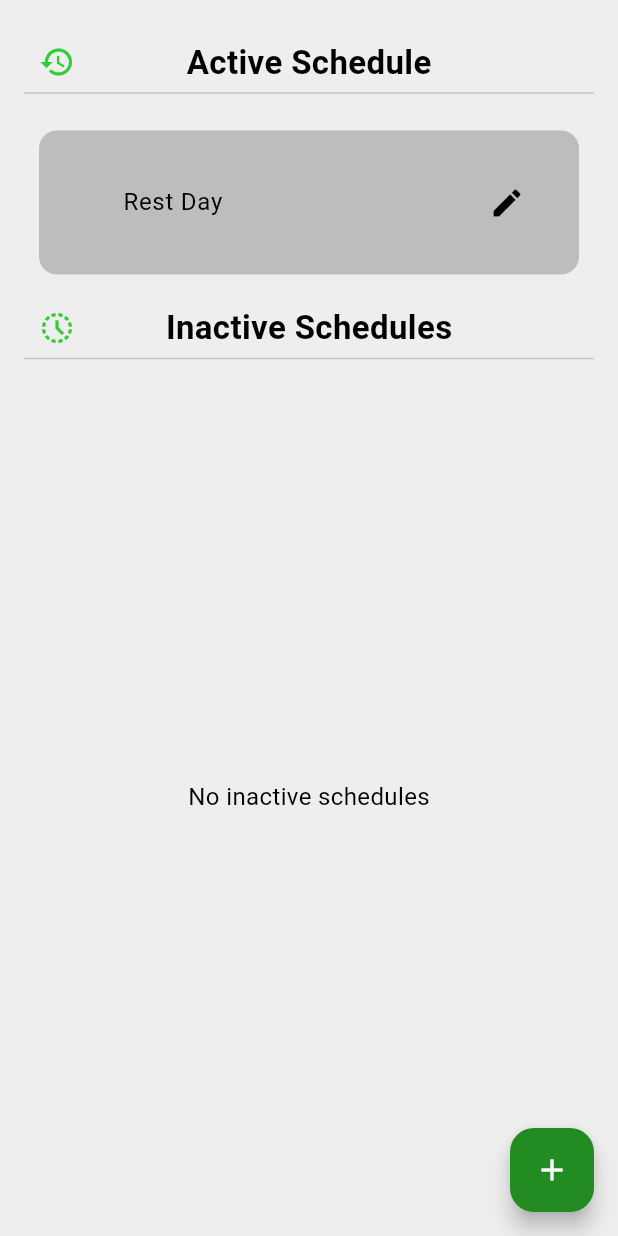
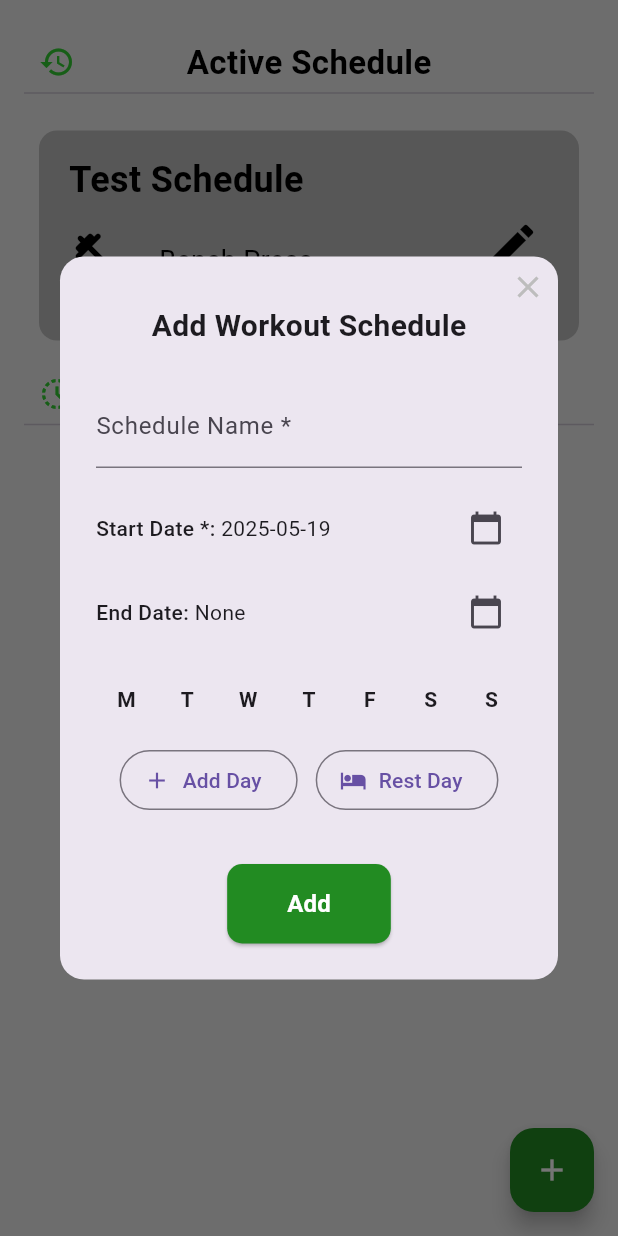
Before and after one commit to WillHAdair/WorkoutApplication, a Flutter app: the WorkoutSchedulePage screen opened directly, after a tap on the "add" icon, on a phone screen of 412 x 824 dp. Run offline on Flutter 3.47's test engine with Material 3 defaults, Android fonts, the light colour scheme and no system bars; drawn by our look-alikes of flutter_slidable; our stand-ins replace flutter_heatmap_calendar, google_nav_bar, isar; accounts and stored records are empty; generated files the repository leaves out were written again.

Commit message:
feat: Refactor WorkoutScheduleCard to StatelessWidget and improve layout; add WorkoutScheduleDialog for schedule management

```diff
--- a/lib/components/workout_schedule_card.dart
+++ b/lib/components/workout_schedule_card.dart
@@ -5,7 +5,7 @@ import 'package:workout_app/models/schedule_day.dart';
 import 'package:workout_app/models/workout_schedule.dart';
 import 'package:workout_app/utils/themes.dart';
 
-class WorkoutScheduleCard extends StatefulWidget {
+class WorkoutScheduleCard extends StatelessWidget {
   final WorkoutSchedule schedule;
   final VoidCallback onSettingsPress;
   final VoidCallback onDeletePress;
@@ -20,31 +20,25 @@ class WorkoutScheduleCard extends StatefulWidget {
   });
 
   @override
-  State<WorkoutScheduleCard> createState() => _WorkoutScheduleCardState();
-}
-
-class _WorkoutScheduleCardState extends State<WorkoutScheduleCard> {
-  @override
   Widget build(BuildContext context) {
     final themeProvider = Provider.of<ThemeProvider>(context);
-    final String scheduleName = widget.schedule.name;
     final int daysSinceStart =
-        DateTime.now().difference(widget.schedule.startDate).inDays;
+        DateTime.now().difference(schedule.startDate).inDays;
 
-    final int todayIndex = daysSinceStart % widget.schedule.days.length;
+    final int todayIndex = schedule.days.isNotEmpty
+        ? daysSinceStart % schedule.days.length
+        : 0;
     final ScheduleDay? todayScheduleDay =
-        widget.schedule.days.isNotEmpty
-            ? widget.schedule.days[todayIndex]
+        schedule.days.isNotEmpty
+            ? schedule.days[todayIndex]
             : null;
 
     final String todayWorkout =
         todayScheduleDay == null
             ? 'No schedule for today'
             : todayScheduleDay.workouts.isEmpty
-            ? 'Rest Day'
-            : todayScheduleDay.workouts.isNotEmpty
-            ? todayScheduleDay.workouts.first.name
-            : 'No workouts planned';
+                ? 'Rest Day'
+                : todayScheduleDay.workouts.first.name;
 
     return Padding(
       padding: const EdgeInsets.all(10),
@@ -53,30 +47,81 @@ class _WorkoutScheduleCardState extends State<WorkoutScheduleCard> {
           motion: const StretchMotion(),
           children: [
             SlidableAction(
-              onPressed: (context) => widget.onDeletePress(),
-              backgroundColor: Colors.red.shade500,
+              onPressed: (context) => onDeletePress(),
+              backgroundColor: themeProvider.rejectColor,
               icon: Icons.delete,
+              label: 'Delete',
               borderRadius: BorderRadius.circular(12),
             ),
           ],
         ),
         child: Container(
-          padding: EdgeInsets.symmetric(horizontal: 0, vertical: 20),
+          height: 140,
+          padding: const EdgeInsets.symmetric(horizontal: 20, vertical: 16),
           decoration: BoxDecoration(
             color: themeProvider.getButtonBackground(),
             borderRadius: BorderRadius.circular(12),
           ),
-          child: ListTile(
-            leading: const SizedBox.shrink(),
-            title: Text(
-              todayWorkout,
-              style: TextStyle(color: themeProvider.getTextColor()),
-            ),
-            trailing: IconButton(
-              icon: const Icon(Icons.edit),
-              onPressed: widget.onSettingsPress,
-              color: themeProvider.getTextColor(),
-            ),
+          child: LayoutBuilder(
+            builder: (context, constraints) {
+              const double iconSize = 44.0;
+              const double iconTop = 48.0;
+              final double workoutTop = iconTop + iconSize / 2 - 12;
+
+              return Stack(
+                children: [
+                  // Title (top left, full width)
+                  Positioned(
+                    left: 0,
+                    top: 0,
+                    right: 56,
+                    child: Text(
+                      schedule.name,
+                      style: TextStyle(
+                        fontSize: 24.0,
+                        fontWeight: FontWeight.bold,
+                        color: themeProvider.getTextColor(),
+                      ),
+                      maxLines: 2,
+                      overflow: TextOverflow.ellipsis,
+                    ),
+                  ),
+                  // Icon (below title, left-aligned)
+                  Positioned(
+                    left: 0,
+                    top: iconTop,
+                    child: Icon(todayWorkout == 'Rest Day' ? Icons.bed : Icons.fitness_center_rounded, size: iconSize, color: themeProvider.getTextColor()),
+                  ),
+                  // Workout text (vertically centered to icon)
+                  Positioned(
+                    left: iconSize + 16,
+                    top: workoutTop,
+                    right: 56,
+                    child: Text(
+                      todayWorkout,
+                      style: TextStyle(
+                        fontSize: 18.0,
+                        color: themeProvider.getTextColor(),
+                      ),
+                      maxLines: 2,
+                      overflow: TextOverflow.ellipsis,
+                    ),
+                  ),
+                  // Chevron icon button (far right, vertically centered)
+                  Positioned(
+                    right: 0,
+                    top: (constraints.maxHeight - 36) / 2,
+                    child: IconButton(
+                      icon: const Icon(Icons.edit, size: 36.0),
+                      padding: EdgeInsets.zero,
+                      constraints: const BoxConstraints(),
+                      color: themeProvider.getTextColor(),
+                      onPressed: onSettingsPress,
+                    ),
+                  ),
+                ],
+              );
+            },
           ),
         ),
       ),
--- /dev/null
+++ b/lib/components/workout_schedule_dialog.dart
@@ -0,0 +1,337 @@
+import 'package:flutter/material.dart';
+import 'package:provider/provider.dart';
+import 'package:workout_app/models/schedule_day.dart';
+import 'package:workout_app/models/user_profile.dart';
+import 'package:workout_app/models/workout_schedule.dart';
+import 'package:workout_app/utils/themes.dart';
+
+class WorkoutScheduleDialog extends StatefulWidget {
+  final WorkoutSchedule? schedule;
+
+  const WorkoutScheduleDialog({super.key, this.schedule});
+
+  @override
+  State<WorkoutScheduleDialog> createState() => _WorkoutScheduleDialogState();
+}
+
+class _WorkoutScheduleDialogState extends State<WorkoutScheduleDialog> {
+  final _formKey = GlobalKey<FormState>();
+  late WorkoutSchedule _schedule;
+  DateTime? _endDate;
+
+  @override
+  void initState() {
+    super.initState();
+    if (widget.schedule != null) {
+      _schedule = widget.schedule!;
+      _endDate = widget.schedule!.endDate;
+    } else {
+      _schedule = WorkoutSchedule(
+        id: -1,
+        name: '',
+        startDate: DateTime.now(),
+        endDate: null,
+        isActive: true,
+        userProfile: UserProfile(
+          id: 1,
+          height: 70,
+          weight: 195,
+          lastUpdated: DateTime.now(),
+        ),
+        days: [],
+      );
+      _endDate = null;
+    }
+  }
+
+  @override
+  Widget build(BuildContext context) {
+    final isEditing = widget.schedule != null;
+    final themeProvider = Provider.of<ThemeProvider>(context);
+
+    return Dialog(
+      shape: RoundedRectangleBorder(borderRadius: BorderRadius.circular(16)),
+      child: Stack(
+        children: [
+          GestureDetector(
+            behavior: HitTestBehavior.opaque,
+            onTap: () {
+              FocusScope.of(context).unfocus();
+            },
+            child: Padding(
+              padding: const EdgeInsets.fromLTRB(24, 32, 24, 24),
+              child: Form(
+                key: _formKey,
+                child: Column(
+                  mainAxisSize: MainAxisSize.min,
+                  children: [
+                    // Title
+                    Text(
+                      isEditing
+                          ? 'Edit Workout Schedule'
+                          : 'Add Workout Schedule',
+                      style: const TextStyle(
+                        fontSize: 20,
+                        fontWeight: FontWeight.bold,
+                      ),
+                    ),
+                    const SizedBox(height: 24),
+                    // Schedule Name (required)
+                    TextFormField(
+                      initialValue: _schedule.name,
+                      decoration: const InputDecoration(
+                        labelText: 'Schedule Name *',
+                      ),
+                      validator: (value) =>
+                          value == null || value.isEmpty ? 'Enter a name' : null,
+                      onSaved: (value) =>
+                          _schedule = _schedule.copyWith(name: value ?? ''),
+                      onChanged: (value) =>
+                          _schedule = _schedule.copyWith(name: value),
+                    ),
+                    const SizedBox(height: 16),
+                    // Start Date (required)
+                    Row(
+                      children: [
+                        const Text(
+                          'Start Date *: ',
+                          style: TextStyle(fontWeight: FontWeight.w500),
+                        ),
+                        Expanded(
+                          child: Text(
+                            _schedule.startDate.toLocal().toString().split(' ')[0],
+                          ),
+                        ),
+                        IconButton(
+                          icon: const Icon(Icons.calendar_today),
+                          onPressed: () async {
+                            final picked = await showDatePicker(
+                              context: context,
+                              initialDate: _schedule.startDate,
+                              firstDate: DateTime(2020),
+                              lastDate: DateTime(2100),
+                            );
+                            if (picked != null) {
+                              setState(() {
+                                _schedule = _schedule.copyWith(startDate: picked);
+                                // If end date is before start date, clear end date
+                                if (_endDate != null && _endDate!.isBefore(picked)) {
+                                  _endDate = null;
+                                }
+                              });
+                            }
+                          },
+                        ),
+                      ],
+                    ),
+                    const SizedBox(height: 8),
+                    // End Date (optional)
+                    Row(
+                      children: [
+                        const Text(
+                          'End Date: ',
+                          style: TextStyle(fontWeight: FontWeight.w500),
+                        ),
+                        Expanded(
+                          child: Text(
+                            _endDate == null
+                                ? 'None'
+                                : _endDate!.toLocal().toString().split(' ')[0],
+                          ),
+                        ),
+                        IconButton(
+                          icon: const Icon(Icons.calendar_today),
+                          onPressed: () async {
+                            final picked = await showDatePicker(
+                              context: context,
+                              initialDate: _endDate ?? _schedule.startDate,
+                              firstDate: _schedule.startDate,
+                              lastDate: DateTime(2100),
+                            );
+                            if (picked != null) {
+                              setState(() {
+                                _endDate = picked;
+                              });
+                            }
+                          },
+                        ),
+                        if (_endDate != null)
+                          IconButton(
+                            icon: const Icon(Icons.clear),
+                            tooltip: 'Clear End Date',
+                            onPressed: () {
+                              setState(() {
+                                _endDate = null;
+                              });
+                            },
+                          ),
+                      ],
+                    ),
+                    const SizedBox(height: 24),
+                    // --- Workout Days Calendar ---
+                    Column(
+                      crossAxisAlignment: CrossAxisAlignment.start,
+                      children: [
+                        // Days of week header (dynamic, rolling from start date)
+                        Row(
+                          mainAxisAlignment: MainAxisAlignment.start,
+                          children: List.generate(7, (i) {
+                            // 1 = Monday, 7 = Sunday in Dart's DateTime
+                            const weekDays = ['M', 'T', 'W', 'T', 'F', 'S', 'S'];
+                            int startWeekday = _schedule.startDate.weekday; // 1 (Mon) - 7 (Sun)
+                            // Adjust to 0-based index for our weekDays array
+                            int idx = (startWeekday - 1 + i) % 7;
+                            return Expanded(
+                              child: Center(
+                                child: Text(
+                                  weekDays[idx],
+                                  style: const TextStyle(fontWeight: FontWeight.bold),
+                                ),
+                              ),
+                            );
+                          }),
+                        ),
+                        const SizedBox(height: 8),
+                        // Schedule days grid
+                        LayoutBuilder(
+                          builder: (context, constraints) {
+                            final days = _schedule.days;
+                            final rows = (days.length / 7).ceil();
+                            return Column(
+                              children: List.generate(rows, (row) {
+                                return Row(
+                                  children: List.generate(7, (col) {
+                                    final idx = row * 7 + col;
+                                    if (idx < days.length) {
+                                      return Expanded(
+                                        child: Container(
+                                          margin: const EdgeInsets.all(2),
+                                          padding: const EdgeInsets.symmetric(vertical: 10),
+                                          decoration: BoxDecoration(
+                                            color: Colors.grey.shade200,
+                                            borderRadius: BorderRadius.circular(6),
+                                            border: Border.all(color: Colors.grey.shade400),
+                                          ),
+                                          child: Column(
+                                            mainAxisAlignment: MainAxisAlignment.center,
+                                            children: [
+                                              Icon(
+                                                Icons.fitness_center, // or any icon you want
+                                                size: 20,
+                                                color: Colors.grey[800],
+                                              ),
+                                            ],
+                                          ),
+                                        ),
+                                      );
+                                    } else {
+                                      // Empty cell
+                                      return const Expanded(child: SizedBox());
+                                    }
+                                  }),
+                                );
+                              }),
+                            );
+                          },
+                        ),
+                        const SizedBox(height: 12),
+                        // Add day and rest day buttons
+                        Row(
+                          mainAxisAlignment: MainAxisAlignment.center,
+                          children: [
+                            OutlinedButton.icon(
+                              icon: const Icon(Icons.add),
+                              label: const Text('Add Day'),
+                              onPressed: () {
+                                setState(() {
+                                  _schedule = _schedule.copyWith(
+                                    days: [
+                                      ..._schedule.days,
+                                      ScheduleDay(
+                                        id: DateTime.now().millisecondsSinceEpoch,
+                                        name: 'Day ${_schedule.days.length + 1}',
+                                        workouts: [],
+                                      ),
+                                    ],
+                                  );
+                                });
+                              },
+                            ),
+                            const SizedBox(width: 12),
+                            OutlinedButton.icon(
+                              icon: const Icon(Icons.hotel), // hotel = bed/rest
+                              label: const Text('Rest Day'),
+                              onPressed: () {
+                                setState(() {
+                                  _schedule = _schedule.copyWith(
+                                    days: [
+                                      ..._schedule.days,
+                                      // For now, same as add day (customize as needed)
+                                      ScheduleDay(
+                                        id: DateTime.now().millisecondsSinceEpoch,
+                                        name: 'Day ${_schedule.days.length + 1}',
+                                        workouts: [],
+                                      ),
+                                    ],
+                                  );
+                                });
+                              },
+                            ),
+                          ],
+                        ),
+                      ],
+                    ),
+                    const SizedBox(height: 32),
+                    Center(
+                      child: ElevatedButton(
+                        onPressed: () {
+                          if (_formKey.currentState!.validate()) {
+                            _formKey.currentState!.save();
+                            Navigator.of(context).pop(
+                              _schedule.copyWith(endDate: _endDate),
+                            );
+                          }
+                        },
+                        style: ElevatedButton.styleFrom(
+                          backgroundColor: themeProvider.primaryColor,
+                          padding: const EdgeInsets.symmetric(
+                            horizontal: 40,
+                            vertical: 15,
+                          ),
+                          shape: RoundedRectangleBorder(
+                            borderRadius: BorderRadius.circular(10),
+                          ),
+                        ),
+                        child: Text(
+                          isEditing ? 'Update' : 'Add',
+                          style: const TextStyle(
+                            fontSize: 16,
+                            fontWeight: FontWeight.bold,
+                            color: Colors.white,
+                          ),
+                        ),
+                      ),
+                    ),
+                  ],
+                ),
+              ),
+            ),
+          ),
+          // Cancel (X) button in the top right
+          Positioned(
+            right: 8,
+            top: 8,
+            child: GestureDetector(
+              onTap: () => Navigator.of(context).pop(),
+              child: Icon(
+                Icons.close,
+                size: 24,
+                color: themeProvider.closeButton,
+              ),
+            ),
+          ),
+        ],
+      ),
+    );
+  }
+}
--- a/lib/main.dart
+++ b/lib/main.dart
@@ -1,4 +1,6 @@
 import 'package:flutter/material.dart';
+import 'package:flutter/rendering.dart';
+import 'package:flutter/scheduler.dart';
 import 'package:provider/provider.dart';
 import 'package:workout_app/models/storage/calorie_tracking.dart';
 import 'package:workout_app/models/storage/exercise.dart';
@@ -27,7 +29,7 @@ void main() async {
     CalorieTrackingSchema,
     SettingsSchema,
   ]);
-
+  debugPaintSizeEnabled = false;
   runApp(const MainApp());
 }
 
@@ -72,6 +74,10 @@ class _SettingsLoaderState extends State<SettingsLoader> {
       future: _initFuture,
       builder: (context, snapshot) {
         if (snapshot.connectionState == ConnectionState.done) {
+          // Sync theme with settings after loading
+          SchedulerBinding.instance.addPostFrameCallback((_) {
+            Provider.of<ThemeProvider>(context, listen: false).syncWithSettings(context);
+          });
           return const NavigationPage();
         }
         return const Scaffold(
--- a/lib/models/workout_schedule.dart
+++ b/lib/models/workout_schedule.dart
@@ -25,3 +25,25 @@ class WorkoutSchedule {
     required this.userProfile,
   });
 }
+
+extension WorkoutScheduleCopyWith on WorkoutSchedule {
+  WorkoutSchedule copyWith({
+    int? id,
+    String? name,
+    DateTime? startDate,
+    DateTime? endDate,
+    bool? isActive,
+    UserProfile? userProfile,
+    List<ScheduleDay>? days,
+  }) {
+    return WorkoutSchedule(
+      id: id ?? this.id,
+      name: name ?? this.name,
+      startDate: startDate ?? this.startDate,
+      endDate: endDate ?? this.endDate,
+      isActive: isActive ?? this.isActive,
+      userProfile: userProfile ?? this.userProfile,
+      days: days ?? this.days,
+    );
+  }
+}
--- a/lib/pages/workout_schedule_page.dart
+++ b/lib/pages/workout_schedule_page.dart
@@ -1,12 +1,12 @@
 import 'package:flutter/material.dart';
 import 'package:provider/provider.dart';
+import 'package:workout_app/components/workout_schedule_dialog.dart';
 import 'package:workout_app/components/text_divider.dart';
 import 'package:workout_app/components/workout_schedule_card.dart';
 import 'package:workout_app/models/schedule_day.dart';
 import 'package:workout_app/models/user_profile.dart';
 import 'package:workout_app/models/workout.dart';
 import 'package:workout_app/models/workout_schedule.dart';
-import 'package:workout_app/utils/database_helper.dart';
 import 'package:workout_app/utils/themes.dart';
 
 class WorkoutSchedulePage extends StatefulWidget {
@@ -31,7 +31,7 @@ class _WorkoutSchedulePageState extends State<WorkoutSchedulePage> {
     final mockSchedule = WorkoutSchedule(
       id: 1,
       name: 'Test Schedule',
-      startDate: DateTime.now().subtract(const Duration(days: 5)),
+      startDate: DateTime.now().subtract(const Duration(days: 2)),
       isActive: true,
       userProfile: UserProfile(
         id: 1,
@@ -41,8 +41,14 @@ class _WorkoutSchedulePageState extends State<WorkoutSchedulePage> {
       ),
       days: [
         ScheduleDay(id: 1, name: 'Rest', workouts: List.empty()),
-        ScheduleDay(id: 2, name: 'Chest Day', workouts: List.empty()),
-        ScheduleDay(id: 3, name: "Back Day", workouts: List.empty()),
+        ScheduleDay(id: 2, name: 'Chest Day', workouts: [
+          Workout(id: 1, name: 'Bench Press', exercises: []),
+          Workout(id: 2, name: 'Incline Dumbbell Press', exercises: []),
+        ]),
+        ScheduleDay(id: 3, name: "Back Day", workouts: [
+          Workout(id: 1, name: 'Bench Press', exercises: []),
+          Workout(id: 2, name: 'Incline Dumbbell Press', exercises: []),
+        ]),
       ],
     );
 
@@ -52,10 +58,16 @@ class _WorkoutSchedulePageState extends State<WorkoutSchedulePage> {
     });
   }
 
-  void _addSchedule() {
-    // Navigate to a page or show a dialog to add a new workout schedule
-    // For now, just print a placeholder message
-    print('Add a new workout schedule');
+  void _addSchedule() async {
+    final result = await showDialog(
+      context: context,
+      builder: (context) => const WorkoutScheduleDialog(),
+    );
+    if (result is WorkoutSchedule) {
+      setState(() {
+        _activeSchedule = result;
+      });
+    }
   }
 
   @override
@@ -78,7 +90,7 @@ class _WorkoutSchedulePageState extends State<WorkoutSchedulePage> {
                 )
                 : Center(
                   child: Padding(
-                    padding: const EdgeInsets.all(16.0),
+                    padding: const EdgeInsets.symmetric(horizontal: 16.0, vertical: 69),
                     child: Text(
                       'No active schedules',
                       style: TextStyle(
@@ -100,7 +112,7 @@ class _WorkoutSchedulePageState extends State<WorkoutSchedulePage> {
                         itemBuilder: (context, index) {
                           final schedule = _inactiveSchedules[index];
                           return WorkoutScheduleCard(
-                            schedule: schedule!,
+                            schedule: schedule,
                             onSettingsPress: () => {},
                             onDeletePress: () => {},
                           );
```
Also changed, not shown: lib/utils/themes.dart (line endings or trailing spaces).
